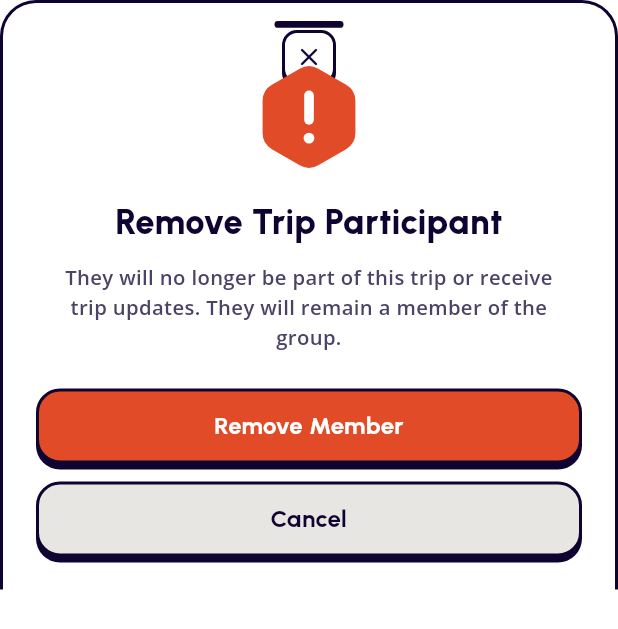
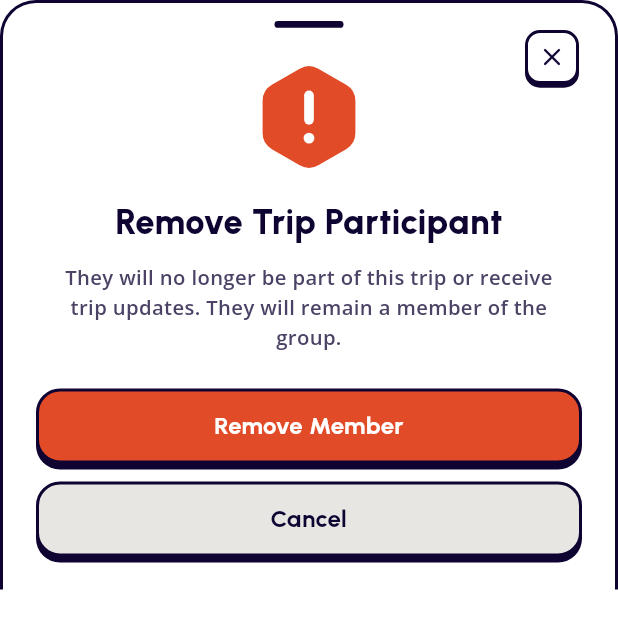
Before and after one commit to hanxxiiz/ano-tara, a Flutter app: the _RemoveParticipantSheet widget shown alone on an empty page, opened directly, on a phone screen of 412 x 824 dp. Shown: the top 629 px of the screen. Run offline on Flutter 3.47's test engine with Material 3 defaults, Android fonts, the phone set to English and light mode, and no system bars; our stand-ins replace flutter_svg, google_fonts, iconsax, supabase_flutter; accounts and stored records are empty.

Commit message:
Fix close button alignment in Remove Participant modal
Replace ConstrainedBox with a fixed 40x40 SizedBox on the Remove Participant modal's close (X) button so Center no longer expands to the full width of the Stack, aligning the button properly in the top-right corner. Added a widget test to verify its top-right positioning and dismissal behavior.

```diff
--- a/lib/components/organisms/remove_participant_sheet.dart
+++ b/lib/components/organisms/remove_participant_sheet.dart
@@ -66,11 +66,9 @@ class _RemoveParticipantSheet extends StatelessWidget {
                       child: GestureDetector(
                         behavior: HitTestBehavior.opaque,
                         onTap: () => Navigator.of(context).pop(false),
-                        child: ConstrainedBox(
-                          constraints: const BoxConstraints(
-                            minWidth: 40,
-                            minHeight: 40,
-                          ),
+                        child: SizedBox(
+                          width: 40,
+                          height: 40,
                           child: Center(
                             child: Container(
                               width: 36,
```
Also changed, not shown: 1 other file.
